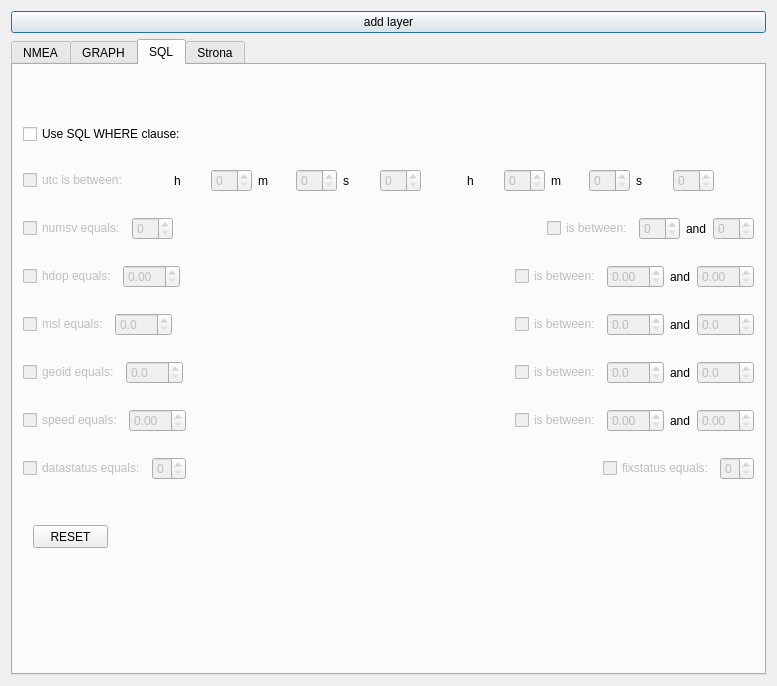
Before: the Qt Designer form ui_nmea.ui in Mackoo/nmea2qgis, drawn with Qt 5.
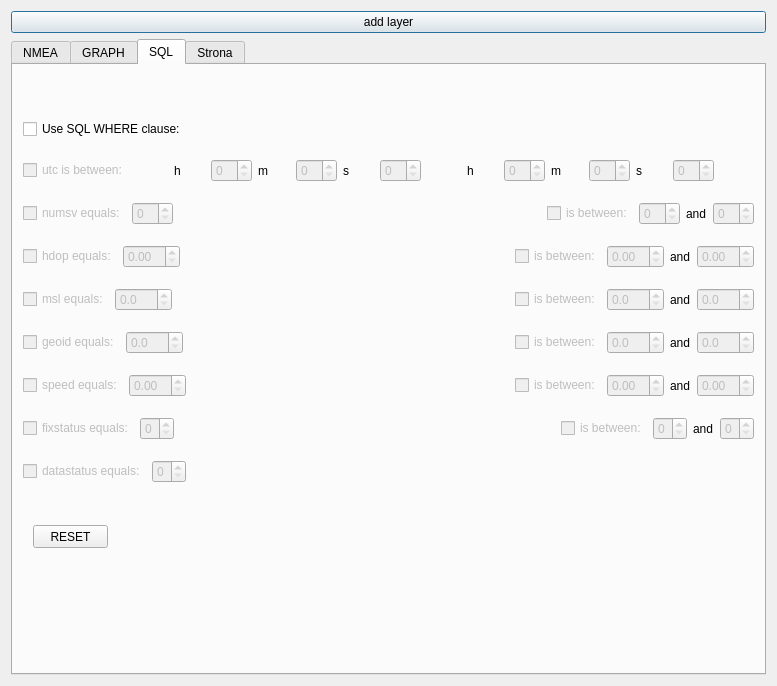
After: the same form once the commit is applied. The open tabs and pages were chosen to show the change.

Commit message: added sql fixstatus between

Diff of the .ui file:
```diff
--- a/ui_nmea.ui
+++ b/ui_nmea.ui
@@ -771,6 +771,80 @@
           </item>
          </layout>
         </item>
+        <item>
+         <layout class="QHBoxLayout" name="horizontalLayout_4">
+          <item>
+           <widget class="QCheckBox" name="fixstatusCheck1">
+            <property name="enabled">
+             <bool>false</bool>
+            </property>
+            <property name="text">
+             <string>fixstatus equals:</string>
+            </property>
+           </widget>
+          </item>
+          <item>
+           <widget class="QSpinBox" name="spinBox_20">
+            <property name="enabled">
+             <bool>false</bool>
+            </property>
+            <property name="maximum">
+             <number>8</number>
+            </property>
+           </widget>
+          </item>
+          <item>
+           <spacer name="horizontalSpacer_12">
+            <property name="orientation">
+             <enum>Qt::Horizontal</enum>
+            </property>
+            <property name="sizeHint" stdset="0">
+             <size>
+              <width>40</width>
+              <height>20</height>
+             </size>
+            </property>
+           </spacer>
+          </item>
+          <item>
+           <widget class="QCheckBox" name="fixstatusCheck2">
+            <property name="enabled">
+             <bool>false</bool>
+            </property>
+            <property name="text">
+             <string>is between:</string>
+            </property>
+           </widget>
+          </item>
+          <item>
+           <widget class="QSpinBox" name="spinBox_21">
+            <property name="enabled">
+             <bool>false</bool>
+            </property>
+            <property name="maximum">
+             <number>8</number>
+            </property>
+           </widget>
+          </item>
+          <item>
+           <widget class="QLabel" name="label_23">
+            <property name="text">
+             <string>and</string>
+            </property>
+           </widget>
+          </item>
+          <item>
+           <widget class="QSpinBox" name="spinBox_22">
+            <property name="enabled">
+             <bool>false</bool>
+            </property>
+            <property name="maximum">
+             <number>8</number>
+            </property>
+           </widget>
+          </item>
+         </layout>
+        </item>
         <item>
          <layout class="QHBoxLayout" name="horizontalLayout_15">
           <item>
@@ -806,26 +880,6 @@
             </property>
            </spacer>
           </item>
-          <item>
-           <widget class="QCheckBox" name="fixstatusCheck1">
-            <property name="enabled">
-             <bool>false</bool>
-            </property>
-            <property name="text">
-             <string>fixstatus equals:</string>
-            </property>
-           </widget>
-          </item>
-          <item>
-           <widget class="QSpinBox" name="spinBox_20">
-            <property name="enabled">
-             <bool>false</bool>
-            </property>
-            <property name="maximum">
-             <number>8</number>
-            </property>
-           </widget>
-          </item>
          </layout>
         </item>
        </layout>
```
Left out of the diff: 2 changed lines with no effect on the pictures. The commit also changes 2 other files.
